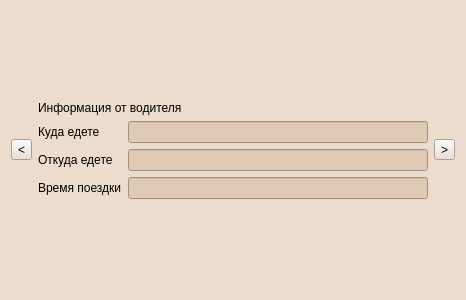
First picture: the form in driverwindow.ui, repository WvLadIck/TripLink, before the edit.
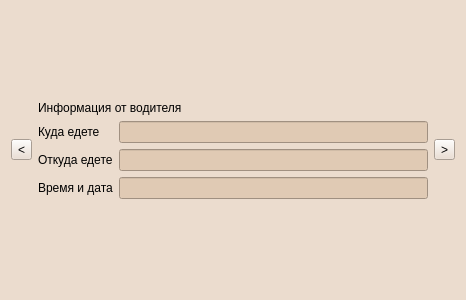
Second picture: the form after the edit.

```diff
--- a/driverwindow.ui
+++ b/driverwindow.ui
@@ -76,7 +76,7 @@
          <item row="2" column="0">
           <widget class="QLabel" name="label_time">
            <property name="text">
-            <string>Время поездки</string>
+            <string>Время и дата</string>
            </property>
           </widget>
          </item>
```
